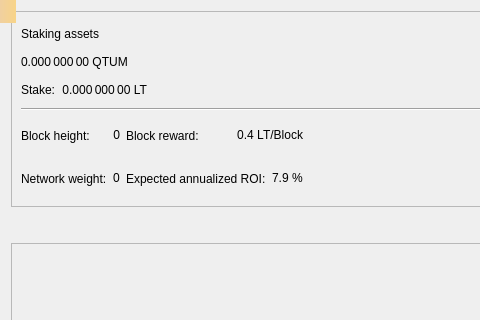
First picture: the form in src/qt/forms/stakepage.ui, repository Hydra-Chain/node, before the edit; both pictures show x 0 to 480 and y 0 to 320 of the 744 by 450 pixel window.
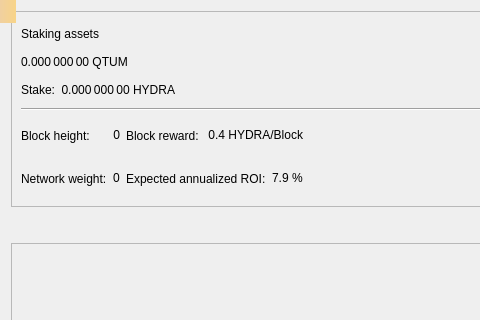
Second picture: the form after the edit. Custom widgets are drawn as their Qt base class.

The edit to the form file:
```diff
--- a/src/qt/forms/stakepage.ui
+++ b/src/qt/forms/stakepage.ui
@@ -92,7 +92,7 @@
                                                     </font>
                                                 </property>
                                                 <property name="text">
-                                                    <string>0.000 000 00 LT</string>
+                                                    <string>0.000 000 00 HYDRA</string>
                                                 </property>
                                                 <property name="alignment">
                                                     <set>Qt::AlignRight|Qt::AlignTrailing|Qt::AlignVCenter</set>
@@ -151,7 +151,7 @@
                                         <item>
                                             <widget class="QLabel" name="labelReward">
                                                 <property name="text">
-                                                    <string>0.4 LT/Block</string>
+                                                    <string>0.4 HYDRA/Block</string>
                                                 </property>
                                                 <property name="alignment">
                                                     <set>Qt::AlignRight|Qt::AlignTrailing|Qt::AlignVCenter</set>
```
